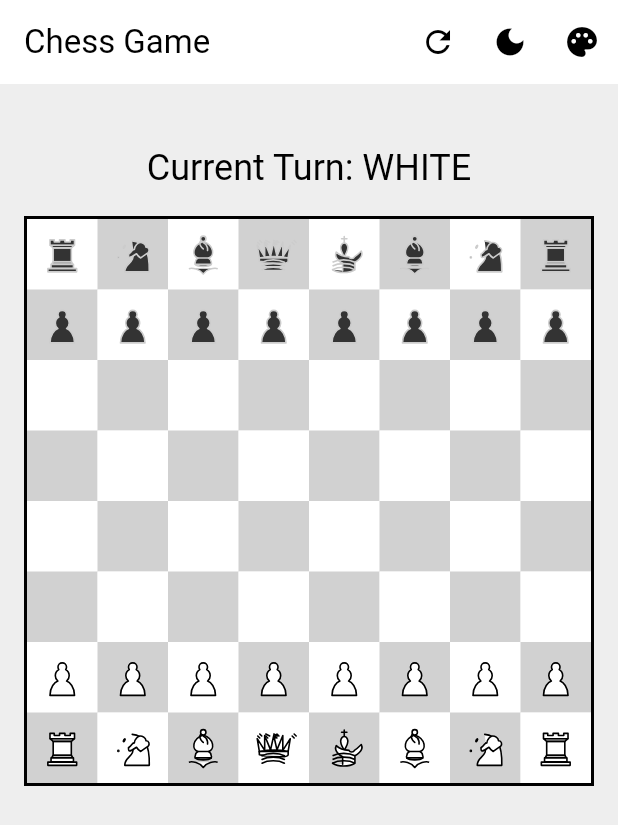
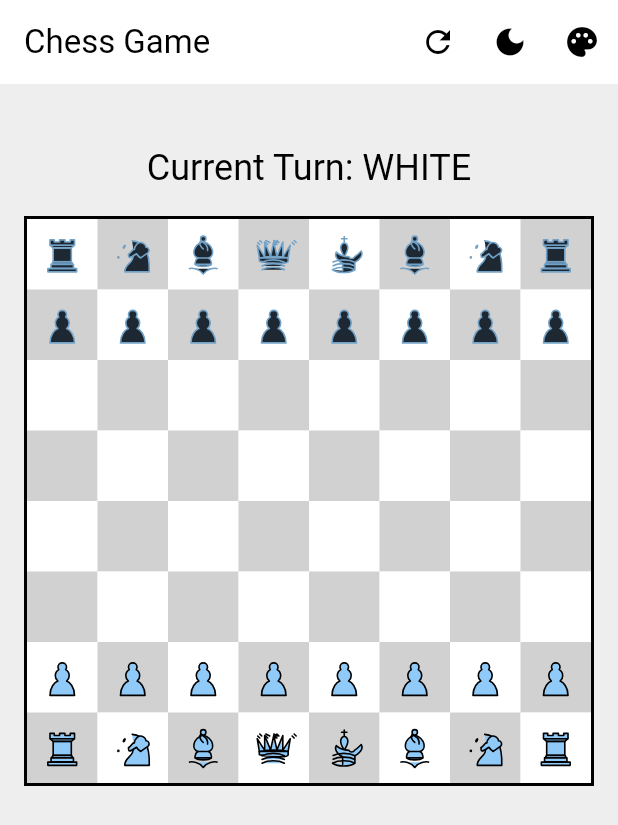
Before and after one commit to sufiyansakkeer/Chess, a Flutter app: the screen it shows after launch, on a phone screen of 412 x 824 dp. Shown: the top 825 px of the screen. Run offline on Flutter 3.47's test engine with Material 3 defaults, Android fonts, the phone set to English and light mode, and no system bars; our stand-ins replace flutter_svg.

Commit message:
Refactor ChessPiece widget to utilize theme provider for dynamic color management and improve SVG rendering

```diff
--- a/lib/presentation/widgets/chess_piece.dart
+++ b/lib/presentation/widgets/chess_piece.dart
@@ -1,6 +1,8 @@
 import 'package:flutter/material.dart';
 import 'package:flutter_svg/flutter_svg.dart';
+import 'package:provider/provider.dart';
 import '../../domain/entities/piece_entity.dart';
+import '../providers/theme_provider.dart';
 import '../../domain/value_objects/piece_color.dart';
 import '../../domain/value_objects/piece_type.dart';
 
@@ -9,10 +11,43 @@ class ChessPiece extends StatelessWidget {
 
   const ChessPiece({super.key, required this.piece});
 
+  Color _getColor(BuildContext context) {
+    final themeProvider = Provider.of<ThemeProvider>(context);
+    final themeStyle = themeProvider.themeStyle;
+
+    switch (themeStyle) {
+      case 'modern':
+        return Colors.teal.shade200;
+      case 'forest':
+        return Colors.green.shade200;
+      case 'ocean':
+        return Colors.cyan.shade200;
+      case 'sunset':
+        return Colors.orange.shade200;
+      case 'minimalist':
+        return Colors.grey.shade200;
+      case 'classic':
+      default:
+        return Colors.blue.shade200;
+    }
+  }
+
   @override
   Widget build(BuildContext context) {
-    return Center(
-      child: SvgPicture.asset(_getPieceAsset(), height: 32, width: 32),
+    return Consumer<ThemeProvider>(
+      builder: (context, themeProvider, _) {
+        return Center(
+          child: SvgPicture.asset(
+            _getPieceAsset(),
+            height: 32,
+            width: 32,
+            colorFilter: ColorFilter.mode(
+              _getColor(context),
+              BlendMode.modulate,
+            ),
+          ),
+        );
+      },
     );
   }
 
```
